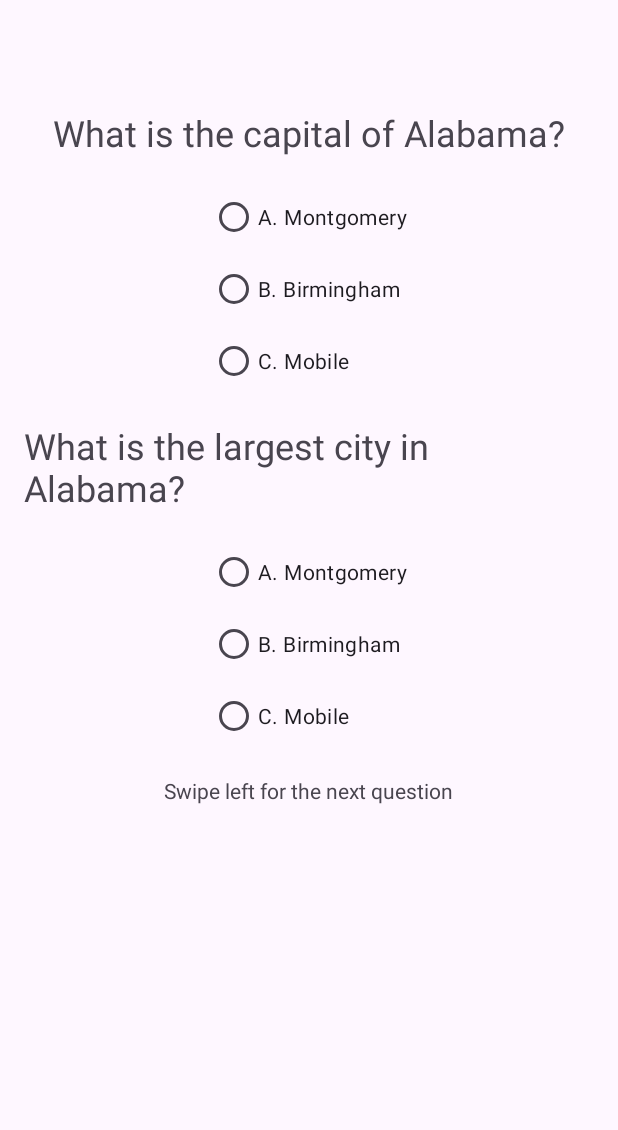
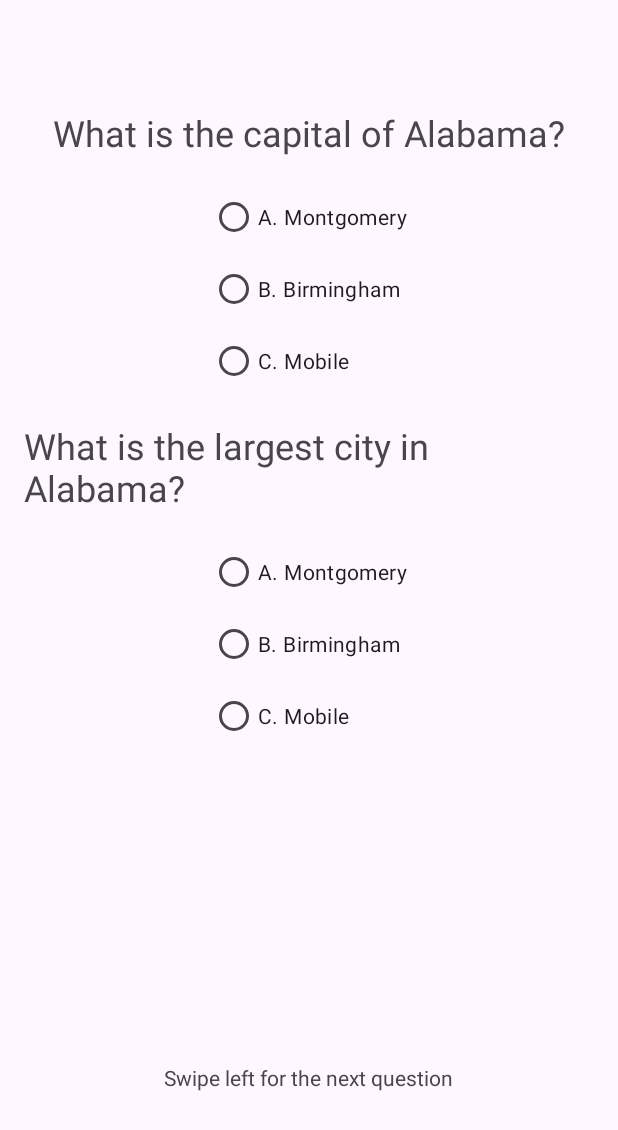
Before and after one commit to subhikshaganesan98/StateQuiz, an Android app: the screen it shows after launch (MainActivity), after a tap on "BEGIN QUIZ", on a phone screen of 412 x 824 dp. Shown: the top 1130 px of the screen. Run offline under Robolectric (Android 15) with nearby library versions, the phone set to English and light mode, and no system bars.

Commit message:
Fragment quiz layout update

```diff
--- a/app/src/main/res/layout/fragment_quiz.xml
+++ b/app/src/main/res/layout/fragment_quiz.xml
@@ -2,9 +2,8 @@
     android:layout_width="match_parent"
     android:layout_height="match_parent"
     android:layout_centerInParent="true"
-    android:layout_marginTop="32dp"> <!-- Added margin to move content lower -->
+    android:layout_marginTop="32dp">
 
-    <!-- Quiz Question 1 -->
     <TextView
         android:id="@+id/questionText1"
         android:layout_width="wrap_content"
@@ -14,7 +13,6 @@
         android:layout_centerHorizontal="true"
         android:layout_marginTop="16dp" />
 
-    <!-- Answer Choices 1 -->
     <RadioGroup
         android:id="@+id/answerChoices1"
         android:layout_width="wrap_content"
@@ -42,7 +40,6 @@
             android:text="C. Mobile" />
     </RadioGroup>
 
-    <!-- Quiz Question 2 -->
     <TextView
         android:id="@+id/questionText2"
         android:layout_width="wrap_content"
@@ -53,7 +50,6 @@
         android:layout_below="@+id/answerChoices1"
         android:layout_marginTop="16dp" />
 
-    <!-- Answer Choices 2 -->
     <RadioGroup
         android:id="@+id/answerChoices2"
         android:layout_width="wrap_content"
@@ -81,13 +77,12 @@
             android:text="C. Mobile" />
     </RadioGroup>
 
-    <!-- Swipe Left Text -->
     <TextView
         android:id="@+id/swipeLeftText"
         android:layout_width="wrap_content"
         android:layout_height="wrap_content"
-        android:text="Swipe left for the next question"
+        android:layout_alignParentBottom="true"
         android:layout_centerHorizontal="true"
-        android:layout_below="@+id/answerChoices2"
-        android:layout_marginTop="16dp" />
+        android:layout_marginBottom="80dp"
+        android:text="Swipe left for the next question"></TextView>
 </RelativeLayout>
```
